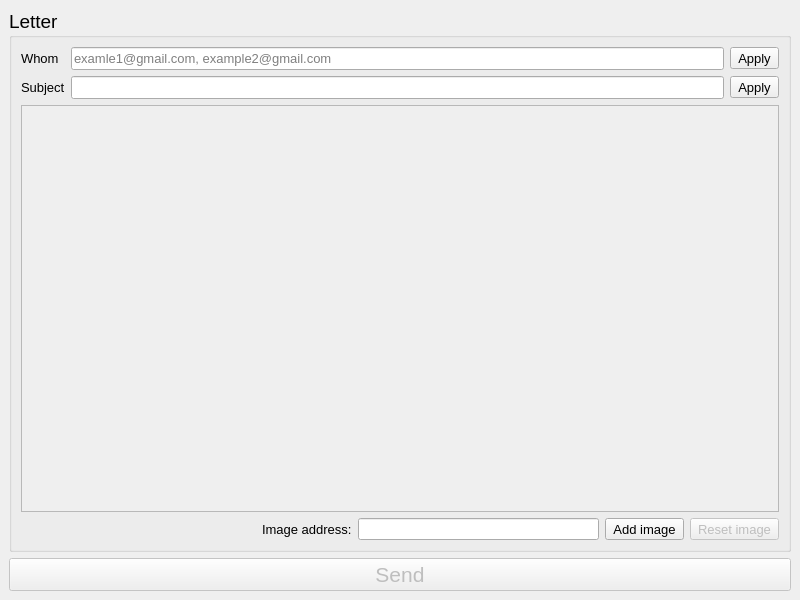
Nakama3942/NameMail, file ui/raw/Sender.ui: the form before one commit.
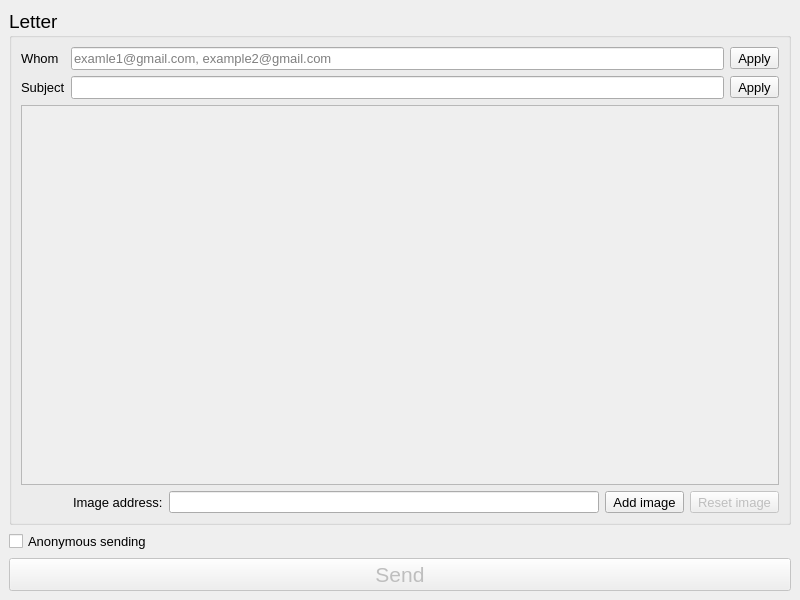
The form after the commit.

Commit message: Added a preview of the nested image and checkbox for anonymous submission of sheets. Moved all QMessageBox from buttSend_Clicked to separate methods

```diff
--- a/ui/raw/Sender.ui
+++ b/ui/raw/Sender.ui
@@ -127,11 +127,26 @@
          </item>
          <item>
           <layout class="QHBoxLayout" name="horizontalLayout_2">
+           <item>
+            <widget class="QLabel" name="imagePixmap">
+             <property name="font">
+              <font>
+               <pointsize>8</pointsize>
+              </font>
+             </property>
+             <property name="text">
+              <string/>
+             </property>
+            </widget>
+           </item>
            <item>
             <spacer name="horizontalSpacer">
              <property name="orientation">
               <enum>Qt::Horizontal</enum>
              </property>
+             <property name="sizeType">
+              <enum>QSizePolicy::Minimum</enum>
+             </property>
              <property name="sizeHint" stdset="0">
               <size>
                <width>40</width>
@@ -196,6 +211,35 @@
         </layout>
        </widget>
       </item>
+      <item>
+       <layout class="QHBoxLayout" name="horizontalLayout">
+        <item>
+         <widget class="QCheckBox" name="checkAnonymous">
+          <property name="font">
+           <font>
+            <pointsize>10</pointsize>
+           </font>
+          </property>
+          <property name="text">
+           <string>Anonymous sending</string>
+          </property>
+         </widget>
+        </item>
+        <item>
+         <spacer name="horizontalSpacer_2">
+          <property name="orientation">
+           <enum>Qt::Horizontal</enum>
+          </property>
+          <property name="sizeHint" stdset="0">
+           <size>
+            <width>40</width>
+            <height>20</height>
+           </size>
+          </property>
+         </spacer>
+        </item>
+       </layout>
+      </item>
       <item>
        <widget class="QPushButton" name="buttSend">
         <property name="enabled">
```
The commit also changes 2 other files.
